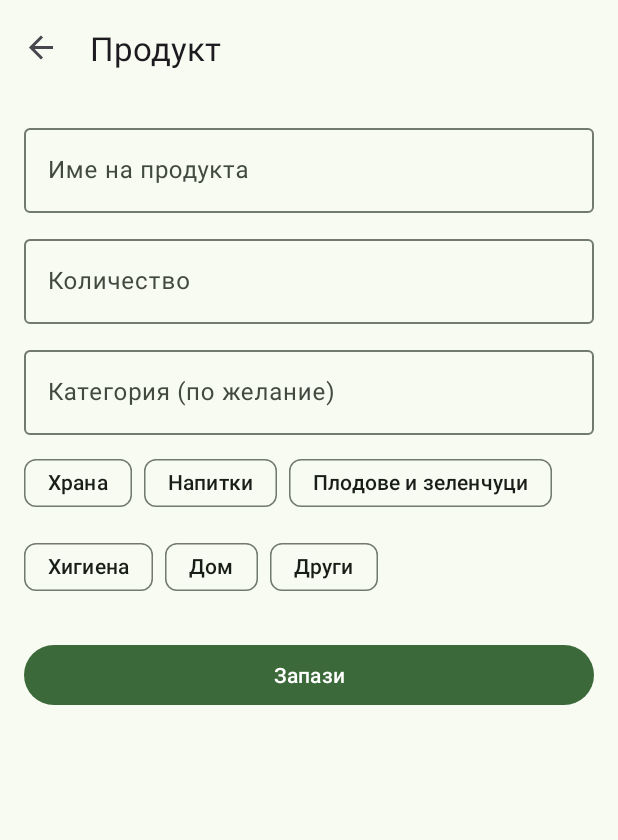
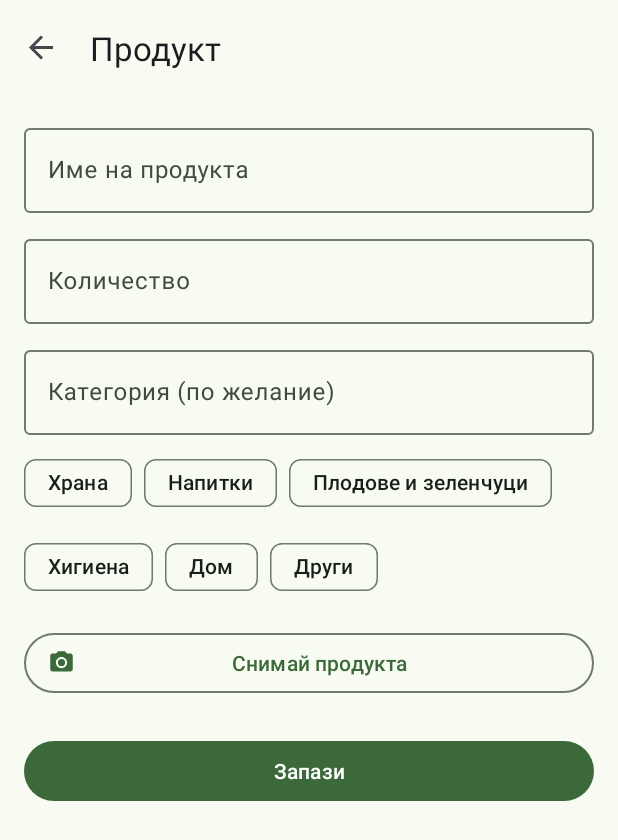
Before and after one commit to Yusein194/MobileApps2026--2401321052-, an Android app: the AddEditItemFragment screen opened through its navigation route, on a phone screen of 412 x 824 dp. Shown: the top 840 px of the screen. Run offline under Robolectric (Android 15) with nearby library versions, the phone set to English and light mode, and no system bars; our stand-ins replace navigation-ui.

Commit message:
Add Camera Intent for product photos with thumbnails in the list

```diff
--- a/app/build.gradle.kts
+++ b/app/build.gradle.kts
@@ -57,6 +57,7 @@ dependencies {
     implementation(libs.androidx.navigation.fragment.ktx)
     implementation(libs.androidx.navigation.ui.ktx)
     implementation(libs.androidx.recyclerview)
+    implementation(libs.coil)
 
     // Търсене на memory leaks (само в debug)
     debugImplementation(libs.leakcanary.android)
--- a/app/src/main/java/com/yusein/shoplist/ui/AddEditItemFragment.kt
+++ b/app/src/main/java/com/yusein/shoplist/ui/AddEditItemFragment.kt
@@ -1,16 +1,24 @@
 package com.yusein.shoplist.ui
 
+import android.content.ActivityNotFoundException
 import android.os.Bundle
 import android.view.LayoutInflater
 import android.view.View
 import android.view.ViewGroup
+import androidx.activity.result.contract.ActivityResultContracts
+import androidx.core.content.FileProvider
+import androidx.core.view.isVisible
 import androidx.fragment.app.Fragment
 import androidx.fragment.app.activityViewModels
 import androidx.navigation.fragment.findNavController
+import coil.load
+import coil.transform.RoundedCornersTransformation
 import com.google.android.material.chip.Chip
+import com.google.android.material.snackbar.Snackbar
 import com.yusein.shoplist.R
 import com.yusein.shoplist.data.ShoppingItem
 import com.yusein.shoplist.databinding.FragmentAddEditItemBinding
+import java.io.File
 
 class AddEditItemFragment : Fragment() {
     private var _binding: FragmentAddEditItemBinding? = null
@@ -19,6 +27,22 @@ class AddEditItemFragment : Fragment() {
     private val viewModel: ShoppingViewModel by activityViewModels { ShoppingViewModel.Factory }
 
     private var existingItem: ShoppingItem? = null
+
+    // Снимката на продукта и файлът, в който камерата записва в момента
+    private var photoPath: String? = null
+    private var pendingPhotoPath: String? = null
+
+    // Camera Intent: отваря приложението за камера и чака резултата
+    private val takePicture =
+        registerForActivityResult(ActivityResultContracts.TakePicture()) { success ->
+            if (success) {
+                photoPath = pendingPhotoPath
+                showPhoto()
+            } else {
+                pendingPhotoPath?.let { File(it).delete() }
+            }
+            pendingPhotoPath = null
+        }
 
     override fun onCreateView(
         inflater: LayoutInflater,
@@ -35,6 +59,11 @@ class AddEditItemFragment : Fragment() {
     ) {
         super.onViewCreated(view, savedInstanceState)
 
+        if (savedInstanceState != null) {
+            photoPath = savedInstanceState.getString(KEY_PHOTO_PATH)
+            pendingPhotoPath = savedInstanceState.getString(KEY_PENDING_PHOTO_PATH)
+        }
+
         val itemId = requireArguments().getLong(ARG_ITEM_ID)
         if (itemId != 0L) {
             viewModel.loadItem(itemId).observe(viewLifecycleOwner) { item ->
@@ -44,13 +73,45 @@ class AddEditItemFragment : Fragment() {
                         binding.editName.setText(item.name)
                         binding.editQuantity.setText(item.quantity.toString())
                         binding.editCategory.setText(item.category)
+                        photoPath = item.photoPath
+                        showPhoto()
                     }
                 }
             }
         }
 
         setupCategoryChips()
+        showPhoto()
+        binding.buttonTakePhoto.setOnClickListener { openCamera() }
         binding.buttonSave.setOnClickListener { save() }
+    }
+
+    private fun openCamera() {
+        val context = requireContext()
+        val photosDir = File(context.filesDir, "photos").apply { mkdirs() }
+        val photoFile = File(photosDir, "photo_${System.currentTimeMillis()}.jpg")
+        pendingPhotoPath = photoFile.absolutePath
+
+        // FileProvider дава на камерата временен достъп само до този файл
+        val photoUri = FileProvider.getUriForFile(context, "${context.packageName}.fileprovider", photoFile)
+        try {
+            takePicture.launch(photoUri)
+        } catch (ignored: ActivityNotFoundException) {
+            // На телефона няма приложение за камера
+            pendingPhotoPath = null
+            Snackbar.make(binding.root, R.string.no_camera_app, Snackbar.LENGTH_SHORT).show()
+        }
+    }
+
+    private fun showPhoto() {
+        val path = photoPath
+        binding.imagePhoto.isVisible = path != null
+        binding.buttonTakePhoto.setText(if (path == null) R.string.take_photo else R.string.retake_photo)
+        if (path != null) {
+            binding.imagePhoto.load(File(path)) {
+                transformations(RoundedCornersTransformation(PHOTO_CORNER_RADIUS))
+            }
+        }
     }
 
     private fun setupCategoryChips() {
@@ -75,12 +136,20 @@ class AddEditItemFragment : Fragment() {
                 name = binding.editName.text.toString(),
                 quantityText = binding.editQuantity.text.toString(),
                 category = binding.editCategory.text.toString(),
+                photoPath = photoPath,
             )
         when (result) {
             ValidationResult.Valid -> findNavController().navigateUp()
             ValidationResult.EmptyName -> binding.inputName.error = getString(R.string.error_empty_name)
             ValidationResult.InvalidQuantity -> binding.inputQuantity.error = getString(R.string.error_quantity)
         }
+    }
+
+    // Пази снимката при завъртане на екрана
+    override fun onSaveInstanceState(outState: Bundle) {
+        super.onSaveInstanceState(outState)
+        outState.putString(KEY_PHOTO_PATH, photoPath)
+        outState.putString(KEY_PENDING_PHOTO_PATH, pendingPhotoPath)
     }
 
     override fun onDestroyView() {
@@ -90,5 +159,8 @@ class AddEditItemFragment : Fragment() {
 
     companion object {
         const val ARG_ITEM_ID = "itemId"
+        private const val KEY_PHOTO_PATH = "photoPath"
+        private const val KEY_PENDING_PHOTO_PATH = "pendingPhotoPath"
+        private const val PHOTO_CORNER_RADIUS = 32f
     }
 }
--- /dev/null
+++ b/app/src/main/res/drawable/ic_camera.xml
@@ -0,0 +1,13 @@
+<?xml version="1.0" encoding="utf-8"?>
+<vector xmlns:android="http://schemas.android.com/apk/res/android"
+    android:width="24dp"
+    android:height="24dp"
+    android:viewportWidth="24"
+    android:viewportHeight="24">
+    <path
+        android:fillColor="@android:color/white"
+        android:pathData="M12,12m-3.2,0a3.2,3.2 0,1 1,6.4 0a3.2,3.2 0,1 1,-6.4 0" />
+    <path
+        android:fillColor="@android:color/white"
+        android:pathData="M9,2L7.17,4H4c-1.1,0 -2,0.9 -2,2v12c0,1.1 0.9,2 2,2h16c1.1,0 2,-0.9 2,-2V6c0,-1.1 -0.9,-2 -2,-2h-3.17L15,2H9zM12,17c-2.76,0 -5,-2.24 -5,-5s2.24,-5 5,-5 5,2.24 5,5 -2.24,5 -5,5z" />
+</vector>
--- a/app/src/main/res/layout/fragment_add_edit_item.xml
+++ b/app/src/main/res/layout/fragment_add_edit_item.xml
@@ -1,5 +1,6 @@
 <?xml version="1.0" encoding="utf-8"?>
 <ScrollView xmlns:android="http://schemas.android.com/apk/res/android"
+    xmlns:app="http://schemas.android.com/apk/res-auto"
     android:layout_width="match_parent"
     android:layout_height="match_parent">
 
@@ -62,6 +63,24 @@
             android:layout_height="wrap_content"
             android:layout_marginTop="8dp" />
 
+        <ImageView
+            android:id="@+id/imagePhoto"
+            android:layout_width="match_parent"
+            android:layout_height="200dp"
+            android:layout_marginTop="16dp"
+            android:contentDescription="@string/photo_description"
+            android:scaleType="centerCrop"
+            android:visibility="gone" />
+
+        <com.google.android.material.button.MaterialButton
+            android:id="@+id/buttonTakePhoto"
+            style="@style/Widget.Material3.Button.OutlinedButton.Icon"
+            android:layout_width="match_parent"
+            android:layout_height="wrap_content"
+            android:layout_marginTop="16dp"
+            android:text="@string/take_photo"
+            app:icon="@drawable/ic_camera" />
+
         <Button
             android:id="@+id/buttonSave"
             android:layout_width="match_parent"
--- a/app/src/main/res/values/strings.xml
+++ b/app/src/main/res/values/strings.xml
@@ -25,6 +25,10 @@
     <string name="nothing_bought">Няма купени продукти</string>
     <string name="delete">Изтрий</string>
     <string name="cancel">Отказ</string>
+    <string name="take_photo">Снимай продукта</string>
+    <string name="retake_photo">Снимай отново</string>
+    <string name="no_camera_app">Няма приложение за камера</string>
+    <string name="photo_description">Снимка на продукта</string>
 
     <string-array name="category_suggestions">
         <item>Храна</item>
--- /dev/null
+++ b/app/src/main/res/xml/file_paths.xml
@@ -0,0 +1,6 @@
+<?xml version="1.0" encoding="utf-8"?>
+<paths>
+    <files-path
+        name="photos"
+        path="photos/" />
+</paths>
--- a/gradle/libs.versions.toml
+++ b/gradle/libs.versions.toml
@@ -20,6 +20,7 @@ coroutines = "1.10.2"
 archCore = "2.2.0"
 ktlint = "1.5.0"
 detekt = "1.23.8"
+coil = "2.7.0"
 
 [libraries]
 androidx-core-ktx = { group = "androidx.core", name = "core-ktx", version.ref = "coreKtx" }
@@ -44,6 +45,7 @@ leakcanary-android = { group = "com.squareup.leakcanary", name = "leakcanary-and
 kotlinx-coroutines-test = { group = "org.jetbrains.kotlinx", name = "kotlinx-coroutines-test", version.ref = "coroutines" }
 androidx-arch-core-testing = { group = "androidx.arch.core", name = "core-testing", version.ref = "archCore" }
 
+coil = { group = "io.coil-kt", name = "coil", version.ref = "coil" }
 ktlint-cli = { group = "com.pinterest.ktlint", name = "ktlint-cli", version.ref = "ktlint" }
 detekt-cli = { group = "io.gitlab.arturbosch.detekt", name = "detekt-cli", version.ref = "detekt" }
 [plugins]
```
Also changed, not shown: app/src/main/AndroidManifest.xml (+11 -0 lines), app/src/main/java/com/yusein/shoplist/ui/ShoppingAdapter.kt (+22 -0 lines), app/src/main/res/layout/item_shopping.xml (+10 -0 lines).
